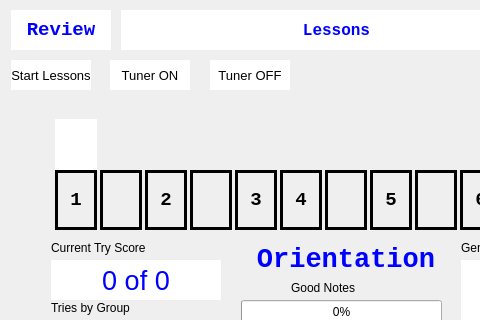
The window that widget.ui (knordine11/knThreadedQuizFull) describes before a commit, drawn with Qt 5; both pictures show x 0 to 480 and y 0 to 320 of the 690 by 510 pixel window.
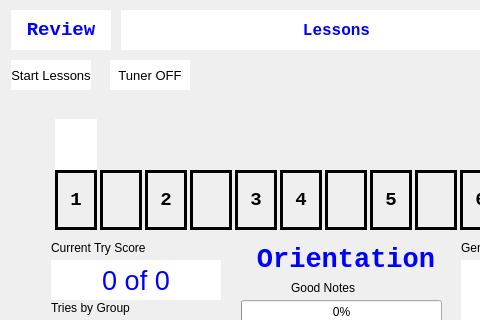
The same window after the commit.

Commit message: fixing index errors

```diff
--- a/widget.ui
+++ b/widget.ui
@@ -876,7 +876,7 @@
   <widget class="QPushButton" name="btnTunerOFF">
    <property name="geometry">
     <rect>
-     <x>210</x>
+     <x>110</x>
      <y>60</y>
      <width>80</width>
      <height>30</height>
```
The commit also changes 2 other files.
